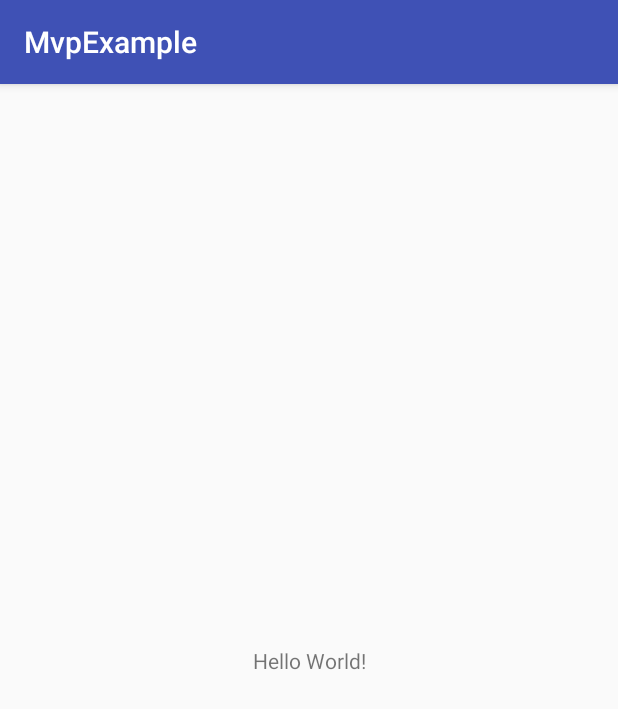
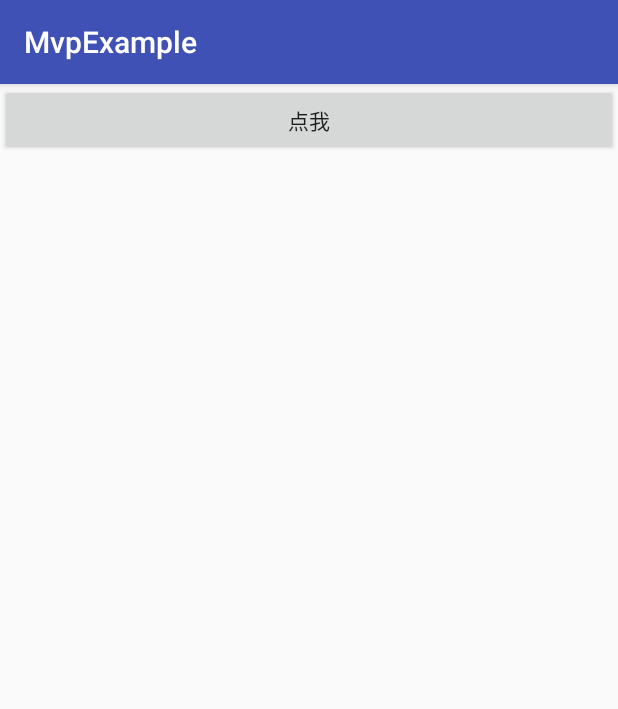
Before and after one commit to BoomBone/MvpExample, an Android app: the screen it shows after launch (MainActivity), on a phone screen of 412 x 824 dp. Shown: the top 709 px of the screen. Run offline under Robolectric (Android 15) with nearby library versions, the phone set to English and light mode, and no system bars.

Commit message:
简单MVP示例

```diff
--- a/app/build.gradle
+++ b/app/build.gradle
@@ -24,10 +24,13 @@ android {
 
 dependencies {
     implementation fileTree(dir: 'libs', include: ['*.jar'])
-    implementation"org.jetbrains.kotlin:kotlin-stdlib-jre7:$kotlin_version"
+    implementation "org.jetbrains.kotlin:kotlin-stdlib-jre7:$kotlin_version"
     implementation 'com.android.support:appcompat-v7:26.1.0'
     implementation 'com.android.support.constraint:constraint-layout:1.0.2'
     testImplementation 'junit:junit:4.12'
     androidTestImplementation 'com.android.support.test:runner:1.0.1'
     androidTestImplementation 'com.android.support.test.espresso:espresso-core:3.0.1'
+
+    // Anko Commons
+    implementation "org.jetbrains.anko:anko-commons:$anko_version"
 }
--- a/app/src/main/java/com/example/mvp/MainActivity.kt
+++ b/app/src/main/java/com/example/mvp/MainActivity.kt
@@ -2,11 +2,34 @@ package com.example.mvp
 
 import android.support.v7.app.AppCompatActivity
 import android.os.Bundle
+import com.example.mvp.present.MainPresent
+import com.example.mvp.present.view.MainView
+import kotlinx.android.synthetic.main.activity_main.*
+import org.jetbrains.anko.toast
 
-class MainActivity : AppCompatActivity() {
+class MainActivity : AppCompatActivity(), MainView {
+
+    lateinit var present: MainPresent<MainView>
+
+    override fun result() {
+        toast("BlingBling")
+    }
 
     override fun onCreate(savedInstanceState: Bundle?) {
         super.onCreate(savedInstanceState)
         setContentView(R.layout.activity_main)
+        initPresent()
+        initView()
+    }
+
+    private fun initPresent() {
+        present = MainPresent()
+        present.mView = this
+    }
+
+    private fun initView() {
+        mButton.setOnClickListener {
+            present.show()
+        }
     }
 }
--- /dev/null
+++ b/app/src/main/java/com/example/mvp/present/MainPresent.kt
@@ -0,0 +1,13 @@
+package com.example.mvp.present
+
+import com.example.mvp.present.view.MainView
+
+/**
+ * Created by pc on 2018/4/8.
+ */
+class MainPresent<T : MainView> {
+    lateinit var mView: T
+    fun show() {
+        mView.result()
+    }
+}
--- /dev/null
+++ b/app/src/main/java/com/example/mvp/present/view/MainView.kt
@@ -0,0 +1,8 @@
+package com.example.mvp.present.view
+
+/**
+ * Created by pc on 2018/4/8.
+ */
+interface MainView {
+    fun result()
+}
--- a/app/src/main/res/layout/activity_main.xml
+++ b/app/src/main/res/layout/activity_main.xml
@@ -6,13 +6,10 @@
     android:layout_height="match_parent"
     tools:context="com.example.mvp.MainActivity">
 
-    <TextView
-        android:layout_width="wrap_content"
+    <Button
+        android:id="@+id/mButton"
+        android:layout_width="match_parent"
         android:layout_height="wrap_content"
-        android:text="Hello World!"
-        app:layout_constraintBottom_toBottomOf="parent"
-        app:layout_constraintLeft_toLeftOf="parent"
-        app:layout_constraintRight_toRightOf="parent"
-        app:layout_constraintTop_toTopOf="parent" />
+        android:text="点我"/>
 
 </android.support.constraint.ConstraintLayout>
--- a/build.gradle
+++ b/build.gradle
@@ -2,6 +2,7 @@
 
 buildscript {
     ext.kotlin_version = '1.1.51'
+    ext.anko_version='0.10.4'
     repositories {
         google()
         jcenter()
```
